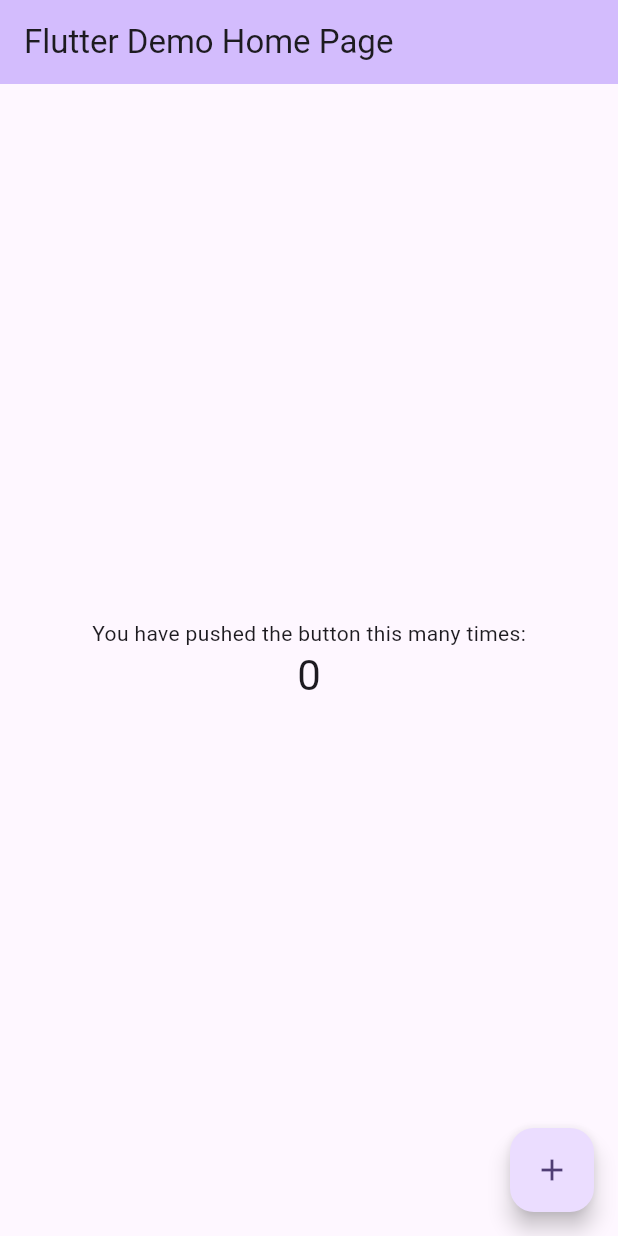
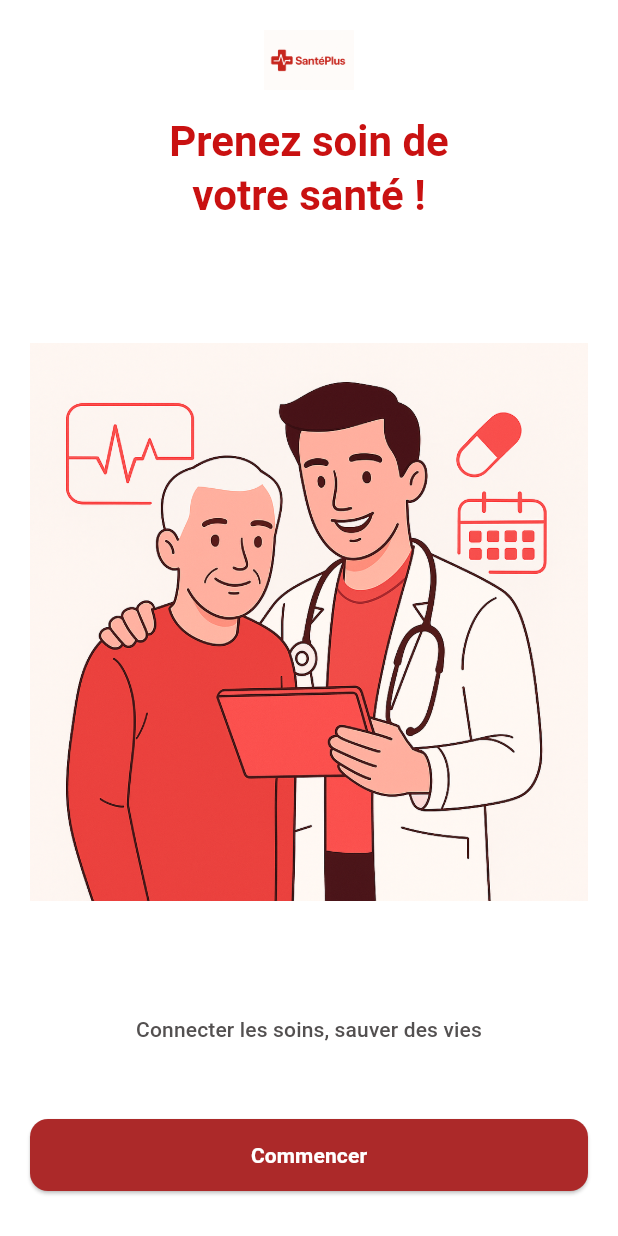
Before and after one commit to Mariem-Mallek/Projet-SantePlus-front, a Flutter app: the screen it shows after launch, on a phone screen of 412 x 824 dp. Run offline on Flutter 3.47's test engine with Material 3 defaults, Android fonts, the light colour scheme and no system bars.

Commit message:
page d'accueil

```diff
--- a/santepluspatient/lib/main.dart
+++ b/santepluspatient/lib/main.dart
@@ -1,4 +1,6 @@
 import 'package:flutter/material.dart';
+import 'package:santepluspatient/screens/login/accueil_page.dart';
+import 'package:santepluspatient/utils/theme/theme.dart';
 
 void main() {
   runApp(const MyApp());
@@ -7,61 +9,15 @@ void main() {
 class MyApp extends StatelessWidget {
   const MyApp({super.key});
 
-  // This widget is the root of your application.
+
   @override
   Widget build(BuildContext context) {
     return MaterialApp(
       title: 'Flutter Demo',
-      theme: ThemeData(
-        colorScheme: ColorScheme.fromSeed(seedColor: Colors.deepPurple),
-      ),
-      home: const MyHomePage(title: 'Flutter Demo Home Page'),
+      themeMode: ThemeMode.system,
+      theme : AppTheme.lightTheme,
+      darkTheme: AppTheme.darkTheme,
+      home : AccueilPage(),
     );
   }
 }
-
-class MyHomePage extends StatefulWidget {
-  const MyHomePage({super.key, required this.title});
-
-  final String title;
-
-  @override
-  State<MyHomePage> createState() => _MyHomePageState();
-}
-
-class _MyHomePageState extends State<MyHomePage> {
-  int _counter = 0;
-
-  void _incrementCounter() {
-    setState(() {
-      _counter++;
-    });
-  }
-
-  @override
-  Widget build(BuildContext context) {
-    return Scaffold(
-      appBar: AppBar(
-        backgroundColor: Theme.of(context).colorScheme.inversePrimary,
-        title: Text(widget.title),
-      ),
-      body: Center(
-        child: Column(
-          mainAxisAlignment: MainAxisAlignment.center,
-          children: <Widget>[
-            const Text('You have pushed the button this many times:'),
-            Text(
-              '$_counter',
-              style: Theme.of(context).textTheme.headlineMedium,
-            ),
-          ],
-        ),
-      ),
-      floatingActionButton: FloatingActionButton(
-        onPressed: _incrementCounter,
-        tooltip: 'Increment',
-        child: const Icon(Icons.add),
-      ),
-    );
-  }
-}
--- /dev/null
+++ b/santepluspatient/lib/screens/login/accueil_page.dart
@@ -0,0 +1,93 @@
+import 'package:flutter/material.dart';
+import 'package:santepluspatient/utils/constants/colors.dart';
+
+class AccueilPage extends StatelessWidget {
+  const AccueilPage({super.key});
+
+  @override
+  Widget build(BuildContext context) {
+    final isDark = Theme.of(context).brightness == Brightness.dark;
+
+    return Scaffold(
+      backgroundColor: Colors.white,
+      body: SafeArea(
+        child: Padding(
+          padding: const EdgeInsets.all(20.0),
+          child: Column(
+            children: [
+              // Logo
+              Row(
+                mainAxisAlignment: MainAxisAlignment.center,
+                children: [
+                  Image.asset(
+                    'assets/images/logo.png',
+                    height: 40,
+                    width: 200,
+                  ),
+                ],
+              ),
+              const SizedBox(height: 16),
+
+              // Slogan
+              Text(
+                "Prenez soin de\nvotre santé !",
+                textAlign: TextAlign.center,
+                style: Theme.of(context).textTheme.headlineMedium?.copyWith(
+                      color: isDark ? AppColors.white : const Color.fromARGB(255, 201, 17, 17),
+                      fontWeight: FontWeight.w700,
+                    ),
+              ),
+
+              const SizedBox(height: 10),
+
+              // Image principale
+              Expanded(
+                child: Image.asset(
+                  'assets/images/image_accueil.png',
+                  fit: BoxFit.contain,
+                ),
+              ),
+
+              const SizedBox(height: 5),
+              Text(
+                "Connecter les soins, sauver des vies",
+                textAlign: TextAlign.center,
+                style: Theme.of(context).textTheme.labelLarge?.copyWith(
+                      color: isDark ? AppColors.white : const Color.fromARGB(255, 83, 80, 80),
+                      fontWeight: FontWeight.w500,
+                    ),
+              ),
+
+              const SizedBox(height: 50),
+
+              // Bouton Commencer
+              SizedBox(
+                width: double.infinity,
+                child: ElevatedButton(
+                  onPressed: () {
+                    Navigator.pushNamed(context, '/signin');
+                  },
+                  style: ElevatedButton.styleFrom(
+                    padding: const EdgeInsets.symmetric(vertical: 14),
+                    backgroundColor: const Color.fromARGB(255, 172, 41, 41),
+                    shape: RoundedRectangleBorder(
+                      borderRadius: BorderRadius.circular(12),
+                    ),
+                  ),
+                  child: Text(
+                    "Commencer",
+                    style: Theme.of(context).textTheme.labelLarge?.copyWith(
+                          color: AppColors.white,
+                          fontWeight: FontWeight.bold,
+                        ),
+                  ),
+                ),
+              ),
+              const SizedBox(height: 10),
+            ],
+          ),
+        ),
+      ),
+    );
+  }
+}
--- /dev/null
+++ b/santepluspatient/lib/utils/constants/colors.dart
@@ -0,0 +1,46 @@
+import 'package:flutter/material.dart';
+
+class AppColors {
+
+  static const Color primaryRed = Color(0xFFE53935);
+  static const Color accentWhite = Color(0xFFFFFFFF);
+  static const Color background = Color(0xFFF5F5F5);
+  static const Color textDark = Color(0xFF212121);
+  static const Color textLight = Color(0xFFFFFFFF);
+  static const Color grey = Color(0xFFBDBDBD);
+
+  // Text Colors
+  static const Color textPrimary = Color(0xFF4CAF50);
+  static const Color textSecondary = Color(0xFF121212);
+  static const Color textDarkGrey = Color(0xFF282828);
+  static const Color textgrey = Color(0xFF777777);
+  static const Color textwhite = Color(0xFFFFFFFF);
+
+  // Background Colors
+  static const Color light = Color(0xFFE7EDF4);
+  static const Color dark = Color(0xFF03091F);
+
+  // Background Container Colors
+  static const Color lightContainer = Color(0xFFEEEEEE);
+  static const Color darkContainer = Color(0xFF9E9E9E);
+
+  // Button Colors
+  static const Color buttonPrimary = red;
+  static const Color buttonSecondary = Color(0xFFFFFFFF);
+  static const Color buttonDisabled = Color(0xFF9E9E9E);
+
+  // Border Colors
+  static const Color lightBorder = Color(0xFF282828);
+  static const Color darkBorder = Color(0xFFFFFFFF);
+
+  // Error and Validation Colors
+  static const Color error = Color(0xFFD32F2F);
+  static const Color success = Color(0xFF388E3C);
+  static const Color warning = Color(0xFFF57C00);
+  static const Color info = Color(0xFF1976D2);
+
+  static const Color white = Colors.white;
+  static const Color red = Color(0xFFE53935);
+  static const Color redDark = Color(0xFFB71C1C);
+
+}
--- /dev/null
+++ b/santepluspatient/lib/utils/theme/patient-themes/appbar_theme.dart
@@ -0,0 +1,39 @@
+import 'package:flutter/material.dart';
+
+import '../../constants/colors.dart';
+
+class TAppBarTheme {
+  TAppBarTheme._();
+
+  static const lightAppBarTheme = AppBarTheme(
+    elevation: 1,
+    centerTitle: true,
+    scrolledUnderElevation: 1,
+    backgroundColor: Colors.transparent,
+    surfaceTintColor: Colors.transparent,
+    iconTheme: IconThemeData(color: AppColors.textDarkGrey, size: 24),
+    actionsIconTheme: IconThemeData(color: AppColors.textDarkGrey, size: 24),
+    titleTextStyle: TextStyle(
+      fontSize: 18.0,
+      fontWeight: FontWeight.w600,
+      color: AppColors.textSecondary,
+    ),
+  );
+
+
+
+  static const darkAppBarTheme = AppBarTheme(
+    elevation: 1,
+    centerTitle: true,
+    scrolledUnderElevation: 1,
+    backgroundColor: Colors.transparent,
+    surfaceTintColor: Colors.transparent,
+    iconTheme: IconThemeData(color: AppColors.textLight, size: 24),
+    actionsIconTheme: IconThemeData(color: AppColors.textLight, size: 24),
+    titleTextStyle: TextStyle(
+      fontSize: 18.0,
+      fontWeight: FontWeight.w600,
+      color: AppColors.textLight,
+    ),
+  );
+}
--- /dev/null
+++ b/santepluspatient/lib/utils/theme/patient-themes/elevated_button_theme.dart
@@ -0,0 +1,42 @@
+import 'package:flutter/material.dart';
+import '/utils/constants/colors.dart';
+
+class TElevatedButtonTheme {
+  TElevatedButtonTheme._();
+
+  static final lightElevatedButtonTheme = ElevatedButtonThemeData(
+    style: ElevatedButton.styleFrom(
+      foregroundColor: AppColors.white,
+      backgroundColor: AppColors.red,
+      disabledForegroundColor: AppColors.white.withAlpha(128),
+      disabledBackgroundColor: AppColors.red.withAlpha(128),
+      shape: RoundedRectangleBorder(
+        borderRadius: BorderRadius.circular(25),
+      ),
+      padding: const EdgeInsets.symmetric(vertical: 16, horizontal: 20),
+      textStyle: const TextStyle(
+        fontSize: 18.0,
+        fontWeight: FontWeight.w600,
+        color: AppColors.white,
+      ),
+    ),
+  );
+
+  static final darkElevatedButtonTheme = ElevatedButtonThemeData(
+    style: ElevatedButton.styleFrom(
+      foregroundColor: AppColors.white,
+      backgroundColor: AppColors.redDark,
+      disabledForegroundColor: AppColors.white.withAlpha(128),
+      disabledBackgroundColor: AppColors.redDark.withAlpha(128),
+      shape: RoundedRectangleBorder(
+        borderRadius: BorderRadius.circular(25),
+      ),
+      padding: const EdgeInsets.symmetric(vertical: 16, horizontal: 20),
+      textStyle: const TextStyle(
+        fontSize: 18.0,
+        fontWeight: FontWeight.w600,
+        color: AppColors.white,
+      ),
+    ),
+  );
+}
--- /dev/null
+++ b/santepluspatient/lib/utils/theme/patient-themes/outlined_button_theme.dart
@@ -0,0 +1,36 @@
+import 'package:flutter/material.dart';
+import '../../constants/colors.dart';
+
+class TOutlinedButtonTheme {
+  TOutlinedButtonTheme._();
+
+
+  static final lightOutlinedButtonTheme = OutlinedButtonThemeData(
+    style: OutlinedButton.styleFrom(
+      foregroundColor: AppColors.primaryRed,
+      side: const BorderSide(color: AppColors.primaryRed),
+      shape: RoundedRectangleBorder(borderRadius: BorderRadius.circular(25)),
+      padding: const EdgeInsets.symmetric(vertical: 16, horizontal: 20),
+      textStyle: const TextStyle(
+        fontSize: 20.0,
+        fontWeight: FontWeight.w500,
+        color: AppColors.textSecondary,
+      ),
+    ),
+  );
+
+
+  static final darkOutlinedButtonTheme = OutlinedButtonThemeData(
+    style: OutlinedButton.styleFrom(
+      foregroundColor: AppColors.accentWhite,
+      side: const BorderSide(color: AppColors.accentWhite),
+      shape: RoundedRectangleBorder(borderRadius: BorderRadius.circular(25)),
+      padding: const EdgeInsets.symmetric(vertical: 16, horizontal: 20),
+      textStyle: const TextStyle(
+        fontSize: 20.0,
+        fontWeight: FontWeight.w500,
+        color: AppColors.textwhite,
+      ),
+    ),
+  );
+}
--- /dev/null
+++ b/santepluspatient/lib/utils/theme/patient-themes/text_button_theme.dart
@@ -0,0 +1,54 @@
+import 'package:flutter/material.dart';
+import '../../constants/colors.dart';
+
+class TTextButtonTheme {
+  TTextButtonTheme._();
+
+  // Light Theme - Rouge vif sur fond clair
+  static final TextButtonThemeData lightTextButtonTheme = TextButtonThemeData(
+    style: ButtonStyle(
+      foregroundColor: WidgetStateProperty.all<Color>(
+        AppColors.buttonPrimary, // Rouge principal
+      ),
+      backgroundColor: WidgetStateProperty.all<Color>(
+        Colors.transparent,
+      ),
+      overlayColor: WidgetStateProperty.all<Color>(
+        AppColors.buttonPrimary.withAlpha(30), // léger rouge au clic
+      ),
+      padding: WidgetStateProperty.all<EdgeInsetsGeometry>(
+        const EdgeInsets.symmetric(vertical: 12.0, horizontal: 10.0),
+      ),
+      textStyle: WidgetStateProperty.all<TextStyle>(
+        const TextStyle(
+          fontSize: 20.0,
+          fontWeight: FontWeight.w600,
+        ),
+      ),
+    ),
+  );
+
+  // Dark Theme - Blanc ou gris clair sur fond sombre
+  static final TextButtonThemeData darkTextButtonTheme = TextButtonThemeData(
+    style: ButtonStyle(
+      foregroundColor: WidgetStateProperty.all<Color>(
+        AppColors.white, // Texte blanc pour contraste
+      ),
+      backgroundColor: WidgetStateProperty.all<Color>(
+        Colors.transparent,
+      ),
+      overlayColor: WidgetStateProperty.all<Color>(
+        AppColors.white.withAlpha(30), // léger blanc au clic
+      ),
+      padding: WidgetStateProperty.all<EdgeInsetsGeometry>(
+        const EdgeInsets.symmetric(vertical: 12.0, horizontal: 10.0),
+      ),
+      textStyle: WidgetStateProperty.all<TextStyle>(
+        const TextStyle(
+          fontSize: 20.0,
+          fontWeight: FontWeight.w600,
+        ),
+      ),
+    ),
+  );
+}
--- /dev/null
+++ b/santepluspatient/lib/utils/theme/theme.dart
@@ -0,0 +1,34 @@
+import 'package:flutter/material.dart';
+import 'package:santepluspatient/utils/constants/colors.dart';
+import 'package:santepluspatient/utils/theme/patient-themes/appbar_theme.dart';
+import 'package:santepluspatient/utils/theme/patient-themes/elevated_button_theme.dart';
+import 'package:santepluspatient/utils/theme/patient-themes/outlined_button_theme.dart';
+import 'package:santepluspatient/utils/theme/patient-themes/text_button_theme.dart';
+
+class AppTheme{
+  AppTheme._();
+  static ThemeData lightTheme = ThemeData(
+    useMaterial3: true,
+    brightness: Brightness.light,
+    scaffoldBackgroundColor: AppColors.light,
+    primaryColor: const Color(0xFFE53935),
+    appBarTheme: TAppBarTheme.lightAppBarTheme,
+    outlinedButtonTheme: TOutlinedButtonTheme.lightOutlinedButtonTheme,
+    elevatedButtonTheme: TElevatedButtonTheme.lightElevatedButtonTheme,
+    textButtonTheme: TTextButtonTheme.lightTextButtonTheme,
+
+  );
+
+  static ThemeData darkTheme = ThemeData(
+    useMaterial3: true,
+    brightness: Brightness.dark,
+    scaffoldBackgroundColor: AppColors.dark,
+    primaryColor: const Color(0xFFE53935),
+    appBarTheme: TAppBarTheme.darkAppBarTheme,
+    outlinedButtonTheme: TOutlinedButtonTheme.lightOutlinedButtonTheme,
+    elevatedButtonTheme: TElevatedButtonTheme.darkElevatedButtonTheme,
+    textButtonTheme: TTextButtonTheme.darkTextButtonTheme,
+
+
+  );
+}
```
Also changed, not shown: santepluspatient/lib/utils/theme/patient-themes/text_theme.dart (added, +130 -0 lines), santepluspatient/pubspec.yaml (+11 -65 lines), santepluspatient/assets/icons/apple.png (added), santepluspatient/assets/icons/facebook.png (added), santepluspatient/assets/icons/google.png (added), santepluspatient/assets/images/image_accueil.png (added), santepluspatient/assets/images/logo.png (added), santepluspatient/assets/images/user_image.jpg (added), santepluspatient/lib/screens/login/signin_page.dart (added), santepluspatient/lib/screens/login/signup_page.dart (added), santepluspatient/lib/utils/constants/api_constant.dart (added), santepluspatient/pubspec.lock.
